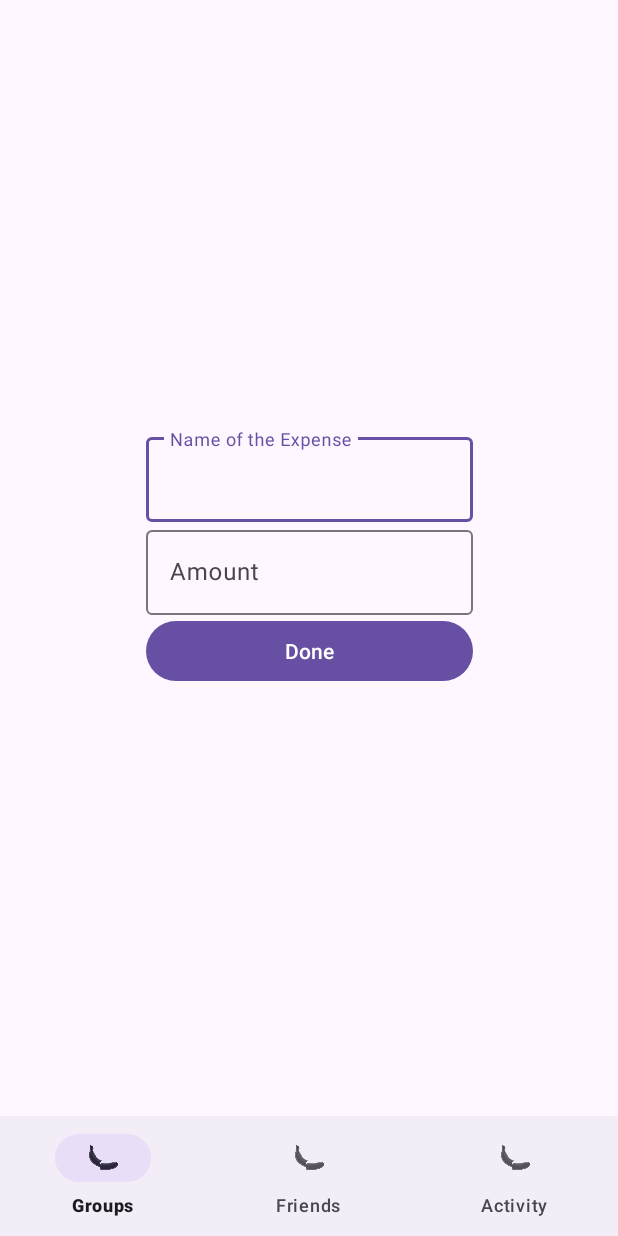
After one commit to Arpad-H/bananasplit, an Android app: the CreateExpenseActivity screen opened directly, with no data from a screen before it, on a phone screen of 412 x 824 dp. The commit adds this screen. Run offline under Robolectric (Android 15) with nearby library versions, the phone set to English and light mode, and no system bars; our stand-ins replace Room's generated code.

```diff
--- a/app/src/main/AndroidManifest.xml
+++ b/app/src/main/AndroidManifest.xml
@@ -31,6 +31,8 @@
             android:name=".CreateFriendActivity"
             android:exported="false" />
         <activity android:name=".GroupDetailsActivity"
+            android:exported="false" />
+        <activity android:name=".CreateExpenseActivity"
             android:exported="false" />
 
         <activity
--- /dev/null
+++ b/app/src/main/java/com/example/bananasplit/CreateExpenseActivity.java
@@ -0,0 +1,46 @@
+package com.example.bananasplit;
+
+import android.os.Bundle;
+import android.widget.Button;
+import android.widget.EditText;
+
+import androidx.lifecycle.ViewModelProvider;
+
+import com.example.bananasplit.dataModel.Currency;
+import com.example.bananasplit.dataModel.Expense;
+import com.example.bananasplit.dataModel.Group;
+
+public class CreateExpenseActivity  extends BaseActivity{
+    private EditText nameEditText;
+    private EditText amountEditText;
+    ExpenseViewModel expenseViewModel;
+    @Override
+    protected void onCreate(Bundle savedInstanceState) {
+        super.onCreate(savedInstanceState);
+
+        Group group = getIntent().getParcelableExtra("group", Group.class);
+
+        nameEditText = findViewById(R.id.edit_text_name);
+        amountEditText = findViewById(R.id.edit_text_amount);
+
+        Button createButton = findViewById(R.id.create_expense_button);
+
+        expenseViewModel = new ViewModelProvider(this).get(ExpenseViewModel.class);
+
+        createButton.setOnClickListener(v -> {
+
+            String name = nameEditText.getText().toString();
+            float amount = Float.parseFloat(amountEditText.getText().toString());
+
+            Expense newExpense = new Expense(1, group.getGroupID(), amount, new Currency(1));
+            expenseViewModel.insert(newExpense);
+
+            finish();
+        });
+    }
+
+    @Override
+    protected int getLayoutResourceId() {
+        return R.layout.activity_add_expense;
+    }
+}
--- /dev/null
+++ b/app/src/main/java/com/example/bananasplit/ExpenseViewModel.java
@@ -0,0 +1,40 @@
+package com.example.bananasplit;
+
+import android.app.Application;
+
+import androidx.annotation.NonNull;
+import androidx.lifecycle.AndroidViewModel;
+import androidx.lifecycle.LiveData;
+
+import com.example.bananasplit.dataModel.DatabaseModule;
+import com.example.bananasplit.dataModel.Expense;
+import com.example.bananasplit.dataModel.ExpenseInDao;
+import com.example.bananasplit.dataModel.AppDatabase;
+
+import java.util.List;
+
+public class ExpenseViewModel extends AndroidViewModel {
+    private ExpenseInDao expenseInDao;
+
+    public ExpenseViewModel(@NonNull Application application) {
+        super(application);
+        AppDatabase database = DatabaseModule.getInstance(application);
+        expenseInDao = database.expenseInDao();
+    }
+
+    public LiveData<List<Expense>> getExpensesByGroupId(int groupId) {
+        return expenseInDao.getExpensesByGroupId(groupId);
+    }
+
+    public void insert(Expense expense) {
+        new Thread(() -> expenseInDao.insert(expense)).start();
+    }
+
+    public void delete(Expense expense) {
+        new Thread(() -> expenseInDao.delete(expense)).start();
+    }
+
+    public void update(Expense expense) {
+        new Thread(() -> expenseInDao.update(expense)).start();
+    }
+}
--- a/app/src/main/java/com/example/bananasplit/GroupsActivity.java
+++ b/app/src/main/java/com/example/bananasplit/GroupsActivity.java
@@ -37,7 +37,7 @@ public class GroupsActivity extends BaseActivity implements ListItemHolder {
 
         FloatingActionButton fab = findViewById(R.id.btn_add_group);
         fab.setOnClickListener(v -> {
-            // Open the new activity or create a group
+
             Intent intent = new Intent(GroupsActivity.this, CreateGroupActivity.class);
             startActivity(intent);
         });
--- a/app/src/main/java/com/example/bananasplit/dataModel/AppDatabase.java
+++ b/app/src/main/java/com/example/bananasplit/dataModel/AppDatabase.java
@@ -5,7 +5,7 @@ import androidx.room.RoomDatabase;
 import androidx.room.TypeConverters;
 
 @TypeConverters(Converters.class)
-@Database(entities = {Group.class, Expense.class, Person.class, PersonGroupCrossRef.class}, version = 1)
+@Database(entities = {Group.class, Expense.class, Person.class, PersonGroupCrossRef.class}, version = 2)
 public abstract class AppDatabase extends RoomDatabase {
     public abstract GroupInDao groupInDao();
     public abstract ExpenseInDao expenseInDao();
--- a/app/src/main/java/com/example/bananasplit/dataModel/ExpenseInDao.java
+++ b/app/src/main/java/com/example/bananasplit/dataModel/ExpenseInDao.java
@@ -2,13 +2,31 @@ package com.example.bananasplit.dataModel;
 
 import androidx.lifecycle.LiveData;
 import androidx.room.Dao;
+import androidx.room.Delete;
+import androidx.room.Insert;
+import androidx.room.OnConflictStrategy;
 import androidx.room.Query;
 import androidx.room.Transaction;
+import androidx.room.Update;
+
+import java.util.List;
 
 @Dao
 public interface ExpenseInDao {
+    @Insert(onConflict = OnConflictStrategy.REPLACE)
+    void insert(Expense expense);
+    @Update
+    void update(Expense expense);
+
+    @Delete
+    void delete(Expense expense);
+
 
     @Transaction
     @Query("SELECT * FROM Expense WHERE id = :id")
     LiveData<Expense> getExpenseByID(int id);
+
+    @Transaction
+    @Query("SELECT * FROM Expense WHERE groupID = :groupID")
+    LiveData<List<Expense>> getExpensesByGroupId(int groupID);
 }
--- /dev/null
+++ b/app/src/main/res/layout/activity_add_expense.xml
@@ -0,0 +1,58 @@
+<?xml version="1.0" encoding="utf-8"?>
+<androidx.constraintlayout.widget.ConstraintLayout xmlns:android="http://schemas.android.com/apk/res/android"
+    xmlns:app="http://schemas.android.com/apk/res-auto"
+    xmlns:tools="http://schemas.android.com/tools"
+    android:layout_width="match_parent"
+    android:layout_height="match_parent">
+
+    <com.google.android.material.bottomnavigation.BottomNavigationView
+        android:id="@+id/bottom_navigation"
+        android:layout_width="match_parent"
+        android:layout_height="wrap_content"
+        android:layout_alignParentBottom="true"
+        app:layout_constraintBottom_toBottomOf="parent"
+        app:layout_constraintEnd_toEndOf="parent"
+        app:layout_constraintStart_toStartOf="parent"
+        app:menu="@menu/bottom_navigation_menu" />
+
+    <LinearLayout
+        android:layout_width="wrap_content"
+        android:layout_height="wrap_content"
+        android:orientation="vertical"
+        app:layout_constraintBottom_toTopOf="@+id/bottom_navigation"
+        app:layout_constraintEnd_toEndOf="parent"
+        app:layout_constraintStart_toStartOf="parent"
+        app:layout_constraintTop_toTopOf="parent">
+
+        <com.google.android.material.textfield.TextInputLayout
+            android:layout_width="match_parent"
+            android:layout_height="match_parent">
+
+            <com.google.android.material.textfield.TextInputEditText
+                android:id="@+id/edit_text_name"
+                android:layout_width="match_parent"
+                android:layout_height="wrap_content"
+                android:hint="@string/name_of_the_expense" />
+        </com.google.android.material.textfield.TextInputLayout>
+
+        <com.google.android.material.textfield.TextInputLayout
+            android:id="@+id/a1afa"
+            android:layout_width="218dp"
+            android:layout_height="match_parent">
+
+            <com.google.android.material.textfield.TextInputEditText
+                android:id="@+id/edit_text_amount"
+                android:layout_width="match_parent"
+                android:layout_height="wrap_content"
+                android:hint="@string/amount" />
+        </com.google.android.material.textfield.TextInputLayout>
+
+        <Button
+            android:id="@+id/create_expense_button"
+            android:layout_width="match_parent"
+            android:layout_height="wrap_content"
+            android:text="@string/done" />
+
+    </LinearLayout>
+
+</androidx.constraintlayout.widget.ConstraintLayout>
--- a/app/src/main/res/layout/activity_group_details.xml
+++ b/app/src/main/res/layout/activity_group_details.xml
@@ -112,7 +112,7 @@
         android:backgroundTint="@color/btn_color"/>
 
     <androidx.recyclerview.widget.RecyclerView
-        android:id="@+id/grp_expenses_view"
+        android:id="@+id/recyclerViewExpenses"
         android:layout_width="0dp"
         android:layout_height="0dp"
         android:layout_weight="1"
--- a/app/src/main/res/values/strings.xml
+++ b/app/src/main/res/values/strings.xml
@@ -11,4 +11,11 @@
     <string name="settle_up">Settle Up</string>
     <string name="balances">Balances</string>
     <string name="convert_currency">Convert Currency</string>
+    <string name="description">Description</string>
+    <string name="amount">Amount</string>
+    <string name="expense">expense</string>
+    <string name="date">date</string>
+    <string name="person">Person</string>
+    <string name="name_of_the_expense">Name of the Expense</string>
+    <string name="done">Done</string>
 </resources>
```
Also changed, not shown: app/src/main/java/com/example/bananasplit/BaseActivity.java (+8 -8 lines), app/src/main/java/com/example/bananasplit/ExpenseAdapter.java (added, +58 -0 lines), app/src/main/java/com/example/bananasplit/GroupDetailsActivity.java (+31 -1 lines), app/src/main/java/com/example/bananasplit/dataModel/Expense.java (+5 -2 lines), app/src/main/res/layout/expense_list_item.xml (added, +34 -0 lines).
